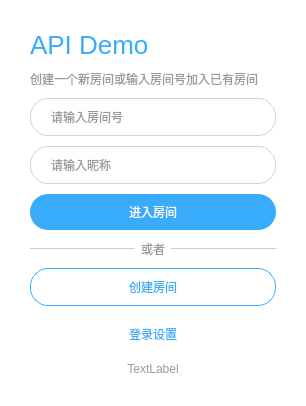
Above: Linux/src/DlgLogin.ui from cloudroomSDK/API-Demo before the change. Below: the same form after it.
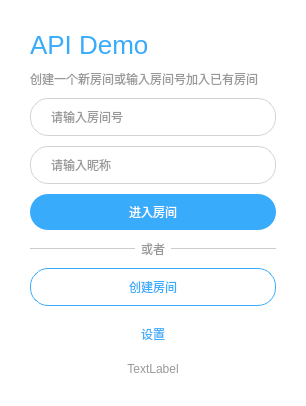
That is the form after the change.

```diff
--- a/Linux/src/DlgLogin.ui
+++ b/Linux/src/DlgLogin.ui
@@ -10,7 +10,7 @@
     <x>0</x>
     <y>0</y>
     <width>306</width>
-    <height>366</height>
+    <height>388</height>
    </rect>
   </property>
   <property name="windowTitle">
@@ -238,7 +238,7 @@
          <cursorShape>PointingHandCursor</cursorShape>
         </property>
         <property name="text">
-         <string>登录设置</string>
+         <string>设置</string>
         </property>
        </widget>
       </item>
```
